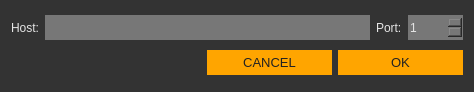
First picture: the form in src/gui/ui/newpooldialog.ui, repository ConcealNetwork/conceal-desktop, before the edit.
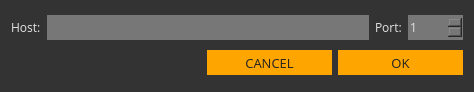
Second picture: the form after the edit.

Diff of the .ui file:
```diff
--- a/src/gui/ui/newpooldialog.ui
+++ b/src/gui/ui/newpooldialog.ui
@@ -25,7 +25,7 @@
       <widget class="QLabel" name="label">
        <property name="font">
         <font>
-         <family>Arial</family>
+         <family>Open Sans</family>
          <pointsize>9</pointsize>
         </font>
        </property>
@@ -44,7 +44,7 @@
        </property>
        <property name="font">
         <font>
-         <family>Arial</family>
+         <family>Open Sans</family>
          <pointsize>9</pointsize>
         </font>
        </property>
@@ -57,7 +57,7 @@
       <widget class="QLabel" name="label_2">
        <property name="font">
         <font>
-         <family>Arial</family>
+         <family>Open Sans</family>
          <pointsize>9</pointsize>
         </font>
        </property>
@@ -76,7 +76,7 @@
        </property>
        <property name="font">
         <font>
-         <family>Arial</family>
+         <family>Open Sans</family>
          <pointsize>9</pointsize>
         </font>
        </property>
@@ -118,7 +118,7 @@
        </property>
        <property name="font">
         <font>
-         <family>Arial</family>
+         <family>Open Sans</family>
          <pointsize>10</pointsize>
         </font>
        </property>
@@ -140,7 +140,7 @@
        </property>
        <property name="font">
         <font>
-         <family>Arial</family>
+         <family>Open Sans</family>
          <pointsize>10</pointsize>
         </font>
        </property>
```
